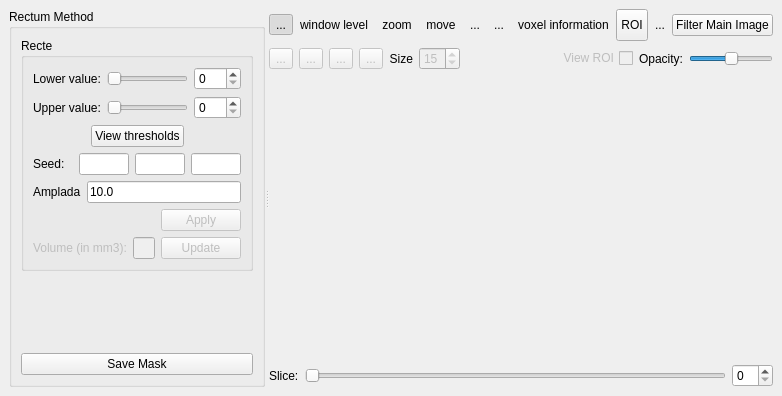
Before: the Qt Designer form starviewer/src/extensions/playground/rectumsegmentation/qrectumsegmentationextensionbase.ui in starviewer-medical/starviewer, drawn with Qt 5.
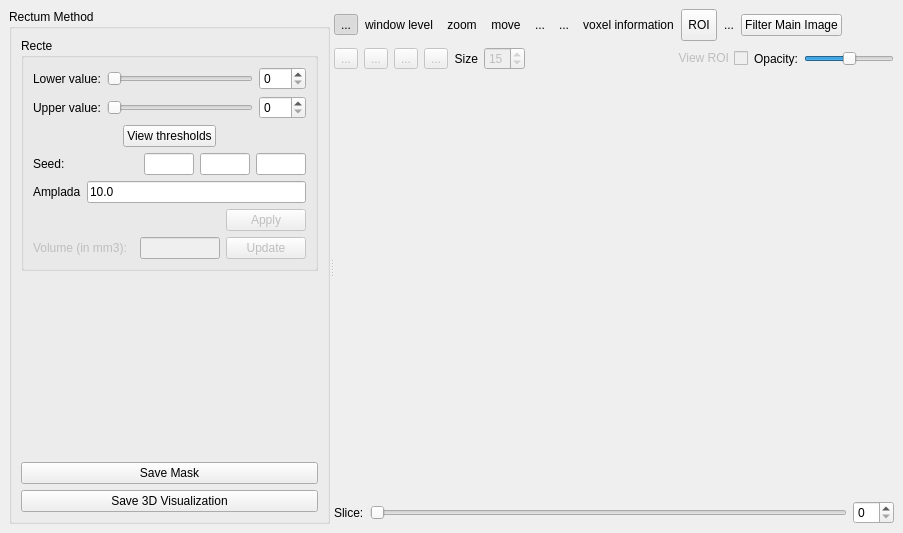
After: the same form once the commit is applied. Icons and pictures are not drawn. Custom widgets are drawn as their Qt base class.

Commit message: ENH: s'ha millorat l'extensió, posant una nova funcionlitat que permet generar volums especialment creats per després visualitzar-los en 3D i treure imatges maques.

Patch:
```diff
--- a/starviewer/src/extensions/playground/rectumsegmentation/qrectumsegmentationextensionbase.ui
+++ b/starviewer/src/extensions/playground/rectumsegmentation/qrectumsegmentationextensionbase.ui
@@ -5,14 +5,14 @@
    <rect>
     <x>0</x>
     <y>0</y>
-    <width>751</width>
-    <height>396</height>
+    <width>903</width>
+    <height>533</height>
    </rect>
   </property>
   <property name="windowTitle" >
    <string>Form</string>
   </property>
-  <layout class="QVBoxLayout" >
+  <layout class="QHBoxLayout" >
    <property name="margin" >
     <number>9</number>
    </property>
@@ -397,6 +397,13 @@
           </property>
          </widget>
         </item>
+        <item>
+         <widget class="QPushButton" name="m_save3DPushButton" >
+          <property name="text" >
+           <string>Save 3D Visualization</string>
+          </property>
+         </widget>
+        </item>
        </layout>
       </widget>
      </widget>
```
The commit also changes 2 other files.
